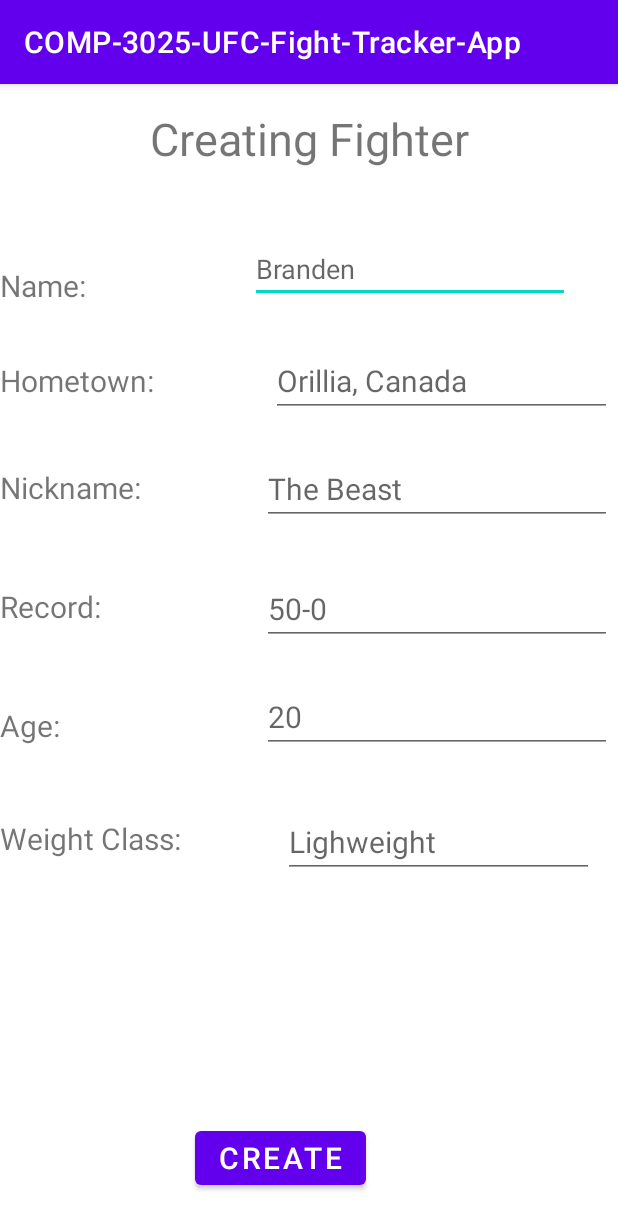
After one commit to Branden-Yoshaev/COMP-3025-UFC-Fight-Tracker-App, an Android app: the CreateFighter screen opened directly, with no data from a screen before it, on a phone screen of 412 x 824 dp. The commit adds this screen. Shown: the top 1229 px of the screen. Run offline under Robolectric (Android 15) with nearby library versions, the phone set to English and light mode, and no system bars; our stand-ins replace Firebase (no records; nobody signed in at launch, a user with empty details on screens opened directly).

Commit message:
I added fighter object, as well as created a "created fighter" to be able to write to the database

```diff
--- a/app/src/main/AndroidManifest.xml
+++ b/app/src/main/AndroidManifest.xml
@@ -11,6 +11,9 @@
         android:roundIcon="@mipmap/ic_launcher_round"
         android:supportsRtl="true"
         android:theme="@style/Theme.COMP3025UFCFightTrackerApp">
+        <activity
+            android:name=".CreateFighter"
+            android:exported="false" />
         <activity
             android:name=".GoogleActivity"
             android:exported="false" />
@@ -78,9 +81,6 @@
             android:name=".Fighters18"
             android:exported="false" />
         <activity
-            android:name=".UFCSearch"
-            android:exported="false" />
-        <activity
             android:name=".UFCUpcomingEvents"
             android:exported="false" />
         <activity
--- /dev/null
+++ b/app/src/main/java/com/lh1137913/comp_3025_ufc_fight_tracker_app/CreateFighter.kt
@@ -0,0 +1,51 @@
+package com.lh1137913.comp_3025_ufc_fight_tracker_app
+
+import androidx.appcompat.app.AppCompatActivity
+import android.os.Bundle
+import android.widget.Toast
+import com.google.firebase.auth.ktx.auth
+import com.google.firebase.firestore.FirebaseFirestore
+import com.google.firebase.ktx.Firebase
+import com.lh1137913.comp_3025_ufc_fight_tracker_app.databinding.ActivityCreateFighterBinding
+
+class CreateFighter : AppCompatActivity() {
+
+    private lateinit var binding : ActivityCreateFighterBinding
+
+    override fun onCreate(savedInstanceState: Bundle?) {
+        super.onCreate(savedInstanceState)
+        binding = ActivityCreateFighterBinding.inflate(layoutInflater)
+        setContentView(binding.root)
+
+        val firebaseAuth = Firebase.auth
+        val firebaseDatabase = FirebaseFirestore.getInstance().collection("Fighters")
+
+        binding.createBtn.setOnClickListener {
+            val fighterId = firebaseDatabase.document().id
+            val userId = firebaseAuth.currentUser!!.uid
+
+            // All of the contents from the activity_create_fighter text fields and create a fighter object
+            val name = binding.editTextTextPersonName.text.toString().trim()
+            val hometown = binding.editTextTextPersonName2.text.toString().trim()
+            val nickname = binding.editTextTextPersonName3.text.toString().trim()
+            val record = binding.editTextTextPersonName4.text.toString().trim()
+            val age = binding.editTextTextPersonName5.text.toString().trim()
+            val weightClass = binding.editTextTextPersonName6.text.toString().trim()
+
+            val fighter =
+                Fighter(name, hometown, nickname, record, age, weightClass, fighterId, userId)
+
+
+            firebaseDatabase.document(fighterId).set(fighter).addOnSuccessListener {
+                Toast.makeText(this, "Fighter was successfully created", Toast.LENGTH_SHORT).show()
+            }.addOnFailureListener {
+                Toast.makeText(
+                    this,
+                    "Error creating your fighter, Try again later",
+                    Toast.LENGTH_SHORT
+                )
+                    .show()
+            }
+        }
+    }
+}
--- a/app/src/main/java/com/lh1137913/comp_3025_ufc_fight_tracker_app/UFCUpcomingEvents.kt
+++ b/app/src/main/java/com/lh1137913/comp_3025_ufc_fight_tracker_app/UFCUpcomingEvents.kt
@@ -65,6 +65,9 @@ class UFCUpcomingEvents : AppCompatActivity() {
 
         val uFCUpcomingEvents7 = findViewById<Button>(R.id.btnCovington)
         uFCUpcomingEvents7.setOnClickListener {
+            //Read data from firebase
+
+            //open new window passing the object from firebase
             val intent = Intent(this,Fighters7::class.java)
             startActivity(intent)
         }
--- /dev/null
+++ b/app/src/main/res/layout/activity_create_fighter.xml
@@ -0,0 +1,170 @@
+<?xml version="1.0" encoding="utf-8"?>
+<androidx.constraintlayout.widget.ConstraintLayout xmlns:android="http://schemas.android.com/apk/res/android"
+    xmlns:app="http://schemas.android.com/apk/res-auto"
+    xmlns:tools="http://schemas.android.com/tools"
+    android:layout_width="match_parent"
+    android:layout_height="match_parent"
+    tools:context=".CreateFighter">
+
+    <Button
+        android:id="@+id/createBtn"
+        android:layout_width="wrap_content"
+        android:layout_height="wrap_content"
+        android:layout_marginBottom="28dp"
+        android:text="CREATE"
+        android:textSize="20dp"
+        app:layout_constraintBottom_toBottomOf="parent"
+        app:layout_constraintEnd_toEndOf="parent"
+        app:layout_constraintHorizontal_bias="0.436"
+        app:layout_constraintStart_toStartOf="parent" />
+
+    <TextView
+        android:id="@+id/textViewCreatedFighter"
+        android:layout_width="wrap_content"
+        android:layout_height="wrap_content"
+        android:layout_marginTop="16dp"
+        android:text="Creating Fighter"
+        android:textSize="30dp"
+        app:layout_constraintEnd_toEndOf="parent"
+        app:layout_constraintHorizontal_bias="0.501"
+        app:layout_constraintStart_toStartOf="parent"
+        app:layout_constraintTop_toTopOf="parent" />
+
+    <TextView
+        android:id="@+id/textViewName"
+        android:layout_width="wrap_content"
+        android:layout_height="wrap_content"
+        android:layout_marginTop="64dp"
+        android:text="Name:"
+        android:textSize="20dp"
+        app:layout_constraintStart_toStartOf="parent"
+        app:layout_constraintTop_toBottomOf="@+id/textViewCreatedFighter" />
+
+    <EditText
+        android:id="@+id/editTextTextPersonName"
+        android:layout_width="wrap_content"
+        android:layout_height="wrap_content"
+        android:layout_marginTop="44dp"
+        android:layout_marginEnd="32dp"
+        android:ems="10"
+        android:hint="Branden"
+        android:inputType="textPersonName"
+        app:layout_constraintEnd_toEndOf="parent"
+        app:layout_constraintTop_toBottomOf="@+id/textViewCreatedFighter" />
+
+    <TextView
+        android:id="@+id/textViewHometown"
+        android:layout_width="wrap_content"
+        android:layout_height="wrap_content"
+        android:layout_marginTop="36dp"
+        android:text="Hometown:"
+        android:textSize="20dp"
+        app:layout_constraintStart_toStartOf="parent"
+        app:layout_constraintTop_toBottomOf="@+id/textViewName" />
+
+    <TextView
+        android:id="@+id/textViewNickname"
+        android:layout_width="wrap_content"
+        android:layout_height="wrap_content"
+        android:layout_marginTop="44dp"
+        android:text="Nickname:"
+        android:textSize="20dp"
+        app:layout_constraintStart_toStartOf="parent"
+        app:layout_constraintTop_toBottomOf="@+id/textViewHometown" />
+
+    <EditText
+        android:id="@+id/editTextTextPersonName3"
+        android:layout_width="wrap_content"
+        android:layout_height="wrap_content"
+        android:layout_marginTop="24dp"
+        android:layout_marginEnd="4dp"
+        android:ems="10"
+        android:hint="The Beast"
+        android:inputType="textPersonName"
+        android:textSize="20dp"
+        app:layout_constraintEnd_toEndOf="parent"
+        app:layout_constraintTop_toBottomOf="@+id/editTextTextPersonName2" />
+
+    <EditText
+        android:id="@+id/editTextTextPersonName2"
+        android:layout_width="227dp"
+        android:layout_height="48dp"
+        android:layout_marginTop="28dp"
+        android:layout_marginEnd="4dp"
+        android:ems="10"
+        android:hint="Orillia, Canada"
+        android:inputType="textPersonName"
+        android:textSize="20dp"
+        app:layout_constraintEnd_toEndOf="parent"
+        app:layout_constraintTop_toBottomOf="@+id/editTextTextPersonName" />
+
+    <EditText
+        android:id="@+id/editTextTextPersonName5"
+        android:layout_width="207dp"
+        android:layout_height="47dp"
+        android:layout_marginTop="36dp"
+        android:layout_marginEnd="16dp"
+        android:ems="10"
+        android:hint="Lighweight"
+        android:inputType="textPersonName"
+        android:textSize="20dp"
+        app:layout_constraintEnd_toEndOf="parent"
+        app:layout_constraintTop_toBottomOf="@+id/editTextTextPersonName6" />
+
+    <TextView
+        android:id="@+id/textViewWeightClass"
+        android:layout_width="wrap_content"
+        android:layout_height="wrap_content"
+        android:layout_marginTop="48dp"
+        android:text="Weight Class:"
+        android:textSize="20dp"
+        app:layout_constraintStart_toStartOf="parent"
+        app:layout_constraintTop_toBottomOf="@+id/textViewAge" />
+
+    <EditText
+        android:id="@+id/editTextTextPersonName4"
+        android:layout_width="wrap_content"
+        android:layout_height="wrap_content"
+        android:layout_marginTop="32dp"
+        android:layout_marginEnd="4dp"
+        android:ems="10"
+        android:hint="50-0"
+        android:inputType="textPersonName"
+        android:textSize="20dp"
+        app:layout_constraintEnd_toEndOf="parent"
+        app:layout_constraintTop_toBottomOf="@+id/editTextTextPersonName3" />
+
+    <EditText
+        android:id="@+id/editTextTextPersonName6"
+        android:layout_width="wrap_content"
+        android:layout_height="wrap_content"
+        android:layout_marginTop="24dp"
+        android:layout_marginEnd="4dp"
+        android:ems="10"
+        android:hint="20"
+        android:inputType="textPersonName"
+        android:textSize="20dp"
+        app:layout_constraintEnd_toEndOf="parent"
+        app:layout_constraintTop_toBottomOf="@+id/editTextTextPersonName4" />
+
+    <TextView
+        android:id="@+id/textViewRecord"
+        android:layout_width="wrap_content"
+        android:layout_height="wrap_content"
+        android:layout_marginTop="52dp"
+        android:text="Record:"
+        android:textSize="20dp"
+        app:layout_constraintStart_toStartOf="parent"
+        app:layout_constraintTop_toBottomOf="@+id/textViewNickname" />
+
+    <TextView
+        android:id="@+id/textViewAge"
+        android:layout_width="wrap_content"
+        android:layout_height="wrap_content"
+        android:layout_marginTop="52dp"
+        android:text="Age:"
+        android:textSize="20dp"
+        app:layout_constraintStart_toStartOf="parent"
+        app:layout_constraintTop_toBottomOf="@+id/textViewRecord" />
+
+</androidx.constraintlayout.widget.ConstraintLayout>
```
Also changed, not shown: app/src/main/java/com/lh1137913/comp_3025_ufc_fight_tracker_app/Fighter.kt (added, +12 -0 lines), app/src/main/java/com/lh1137913/comp_3025_ufc_fight_tracker_app/GoogleActivity.kt (+7 -0 lines), app/src/main/java/com/lh1137913/comp_3025_ufc_fight_tracker_app/UFCSearch.kt (deleted, +0 -11 lines), app/src/main/res/layout/activity_google.xml (+7 -0 lines), app/src/main/res/layout/activity_ufcsearch.xml (deleted, +0 -79 lines).
